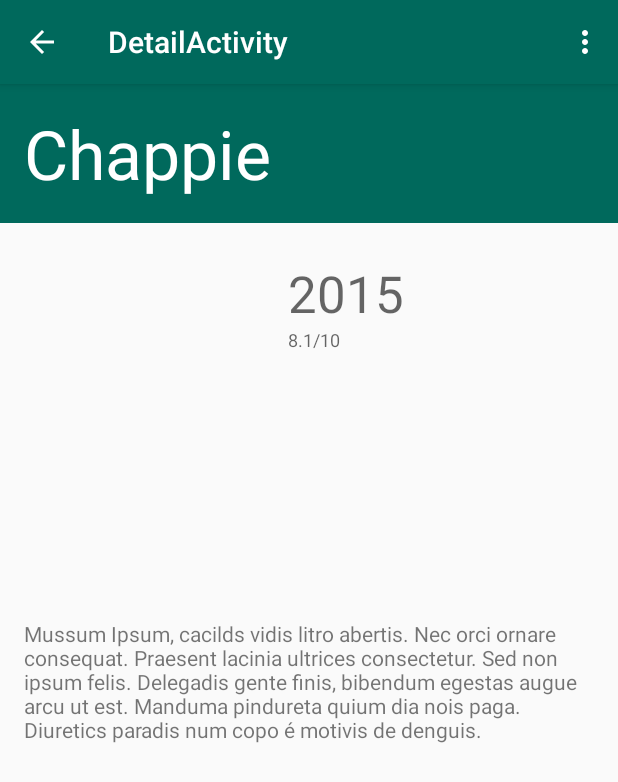
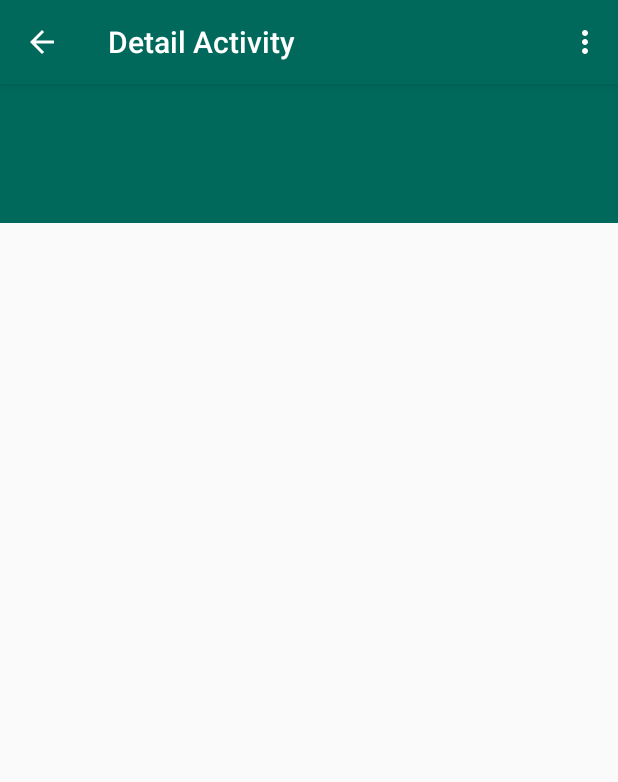
Before and after one commit to castrors/PopularMovies, an Android app: the DetailActivityFragment screen opened directly, with no data from a screen before it, on a phone screen of 412 x 824 dp. Shown: the top 782 px of the screen. Run offline under Robolectric (Android 15) with nearby library versions, the phone set to English and light mode, and no system bars; our stand-ins replace Picasso; pictures from the network do not load.

Commit message:
removing some comments

```diff
--- a/app/src/main/java/com/castrodev/popularmovies/DetailActivity.java
+++ b/app/src/main/java/com/castrodev/popularmovies/DetailActivity.java
@@ -21,19 +21,14 @@
 
     @Override
     public boolean onCreateOptionsMenu(Menu menu) {
-        // Inflate the menu; this adds items to the action bar if it is present.
         getMenuInflater().inflate(R.menu.menu_detail, menu);
         return true;
     }
 
     @Override
     public boolean onOptionsItemSelected(MenuItem item) {
-        // Handle action bar item clicks here. The action bar will
-        // automatically handle clicks on the Home/Up button, so long
-        // as you specify a parent activity in AndroidManifest.xml.
         int id = item.getItemId();
 
-        //noinspection SimplifiableIfStatement
         if (id == R.id.action_settings) {
             startActivity(new Intent(this, SettingsActivity.class));
             return true;
--- a/app/src/main/java/com/castrodev/popularmovies/MainActivity.java
+++ b/app/src/main/java/com/castrodev/popularmovies/MainActivity.java
@@ -19,19 +19,14 @@
 
     @Override
     public boolean onCreateOptionsMenu(Menu menu) {
-        // Inflate the menu; this adds items to the action bar if it is present.
         getMenuInflater().inflate(R.menu.menu_main, menu);
         return true;
     }
 
     @Override
     public boolean onOptionsItemSelected(MenuItem item) {
-        // Handle action bar item clicks here. The action bar will
-        // automatically handle clicks on the Home/Up button, so long
-        // as you specify a parent activity in AndroidManifest.xml.
         int id = item.getItemId();
 
-        //noinspection SimplifiableIfStatement
         if (id == R.id.action_settings) {
             startActivity(new Intent(this, SettingsActivity.class));
             return true;
--- a/app/src/main/java/com/castrodev/popularmovies/SettingsActivity.java
+++ b/app/src/main/java/com/castrodev/popularmovies/SettingsActivity.java
@@ -17,11 +17,8 @@
     }
 
     private void bindPreferenceSummaryToValue(Preference preference) {
-        // Set the listener to watch for value changes.
         preference.setOnPreferenceChangeListener(this);
 
-        // Trigger the listener immediately with the preference's
-        // current value.
         onPreferenceChange(preference,
                 PreferenceManager
                         .getDefaultSharedPreferences(preference.getContext())
@@ -33,15 +30,12 @@
         String stringValue = value.toString();
 
         if (preference instanceof ListPreference) {
-            // For list preferences, look up the correct display value in
-            // the preference's 'entries' list (since they have separate labels/values).
             ListPreference listPreference = (ListPreference) preference;
             int prefIndex = listPreference.findIndexOfValue(stringValue);
             if (prefIndex >= 0) {
                 preference.setSummary(listPreference.getEntries()[prefIndex]);
             }
         } else {
-            // For other preferences, set the summary to the value's simple string representation.
             preference.setSummary(stringValue);
         }
         return true;
--- a/app/src/main/res/layout/fragment_detail.xml
+++ b/app/src/main/res/layout/fragment_detail.xml
@@ -7,7 +7,7 @@
     <RelativeLayout
         android:id="@+id/content_detail"
         android:layout_width="match_parent"
-        android:layout_height="match_parent"
+        android:layout_height="wrap_content"
         tools:context="com.castrodev.popularmovies.DetailActivityFragment"
         tools:showIn="@layout/activity_detail">
 
@@ -17,7 +17,7 @@
             android:layout_height="wrap_content"
             android:background="@color/colorPrimary"
             android:padding="16dp"
-            android:text="Chappie"
+            android:text="@null"
             android:textAppearance="@style/TextAppearance.AppCompat.Display2"
             android:textColor="@android:color/white"/>
 
@@ -37,7 +37,7 @@
             android:layout_marginStart="24dp"
             android:layout_toEndOf="@+id/image_movie_poster"
             android:layout_toRightOf="@+id/image_movie_poster"
-            android:text="2015"
+            android:text="@null"
             android:textAppearance="@style/TextAppearance.AppCompat.Display1" />
 
         <TextView
@@ -47,7 +47,7 @@
             android:layout_alignLeft="@+id/text_release_year"
             android:layout_alignStart="@+id/text_release_year"
             android:layout_below="@+id/text_release_year"
-            android:text="8.1/10"
+            android:text="@null"
             android:textAppearance="@style/TextAppearance.AppCompat.Caption" />
 
         <TextView
@@ -56,7 +56,7 @@
             android:layout_height="wrap_content"
             android:layout_below="@+id/image_movie_poster"
             android:layout_margin="16dp"
-            android:text="Mussum Ipsum, cacilds vidis litro abertis. Nec orci ornare consequat. Praesent lacinia ultrices consectetur. Sed non ipsum felis. Delegadis gente finis, bibendum egestas augue arcu ut est. Manduma pindureta quium dia nois paga. Diuretics paradis num copo é motivis de denguis." />
+            android:text="@null" />
 
     </RelativeLayout>
 </ScrollView>
```
Also changed, not shown: app/src/main/java/com/castrodev/popularmovies/MainActivityFragment.java (+0 -14 lines), app/src/main/res/values/strings.xml (+4 -4 lines).
